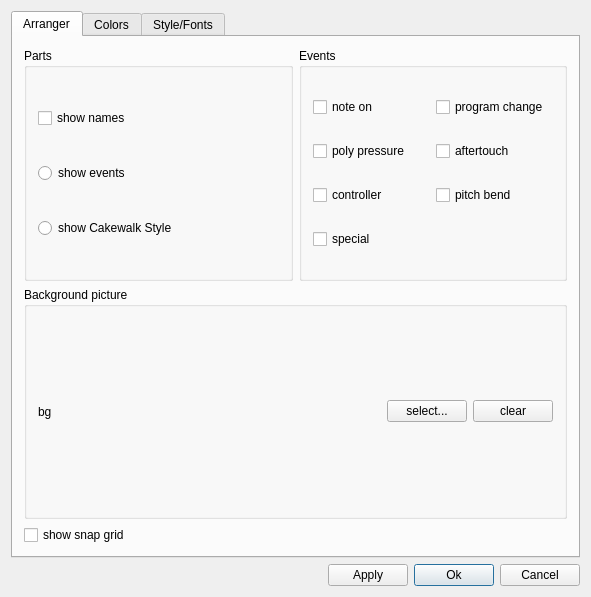
Before: the Qt Designer form muse2/muse/widgets/appearancebase.ui in emrum/muse, drawn with Qt 5.
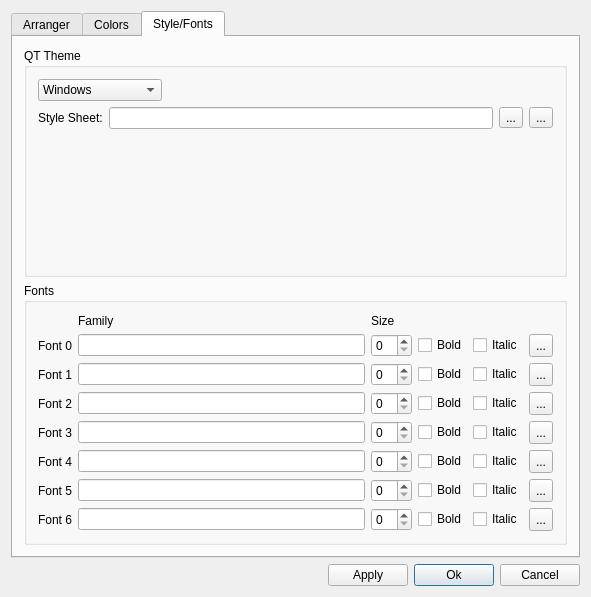
After: the same form once the commit is applied. The open tabs and pages were chosen to show the change. Custom widgets are drawn as their Qt base class.

Commit message: Style sheet support. See ChangeLog.

```diff
--- a/muse2/muse/widgets/appearancebase.ui
+++ b/muse2/muse/widgets/appearancebase.ui
@@ -193,7 +193,7 @@
        </item>
       </layout>
      </widget>
-     <widget class="QWidget" name="tab">
+     <widget class="QWidget" name="tab2">
       <attribute name="title">
        <string>Colors</string>
       </attribute>
@@ -740,7 +740,7 @@
        </item>
       </layout>
      </widget>
-     <widget class="QWidget" name="tab">
+     <widget class="QWidget" name="tab3">
       <attribute name="title">
        <string>Style/Fonts</string>
       </attribute>
@@ -834,6 +834,34 @@
            </layout>
           </item>
           <item>
+            <layout class="QHBoxLayout" >
+              <item>
+                <widget class="QLabel" name="label_41" >
+                  <property name="text" >
+                    <string>Style Sheet:</string>
+                  </property>
+                </widget>
+              </item>
+              <item>
+                <widget class="QLineEdit" name="styleSheetPath" />
+              </item>
+              <item>
+                <widget class="QToolButton" name="openStyleSheet" >
+                  <property name="text" >
+                    <string>...</string>
+                  </property>
+                </widget>
+              </item>
+              <item>
+                <widget class="QToolButton" name="defaultStyleSheet" >
+                  <property name="text" >
+                    <string>...</string>
+                  </property>
+                </widget>
+              </item>
+            </layout>
+           </item>
+           <item>
            <spacer name="spacer3">
             <property name="orientation">
              <enum>Qt::Vertical</enum>
```
Left out of the diff: 4 changed lines with no effect on the pictures. The commit also changes 9 other files.
